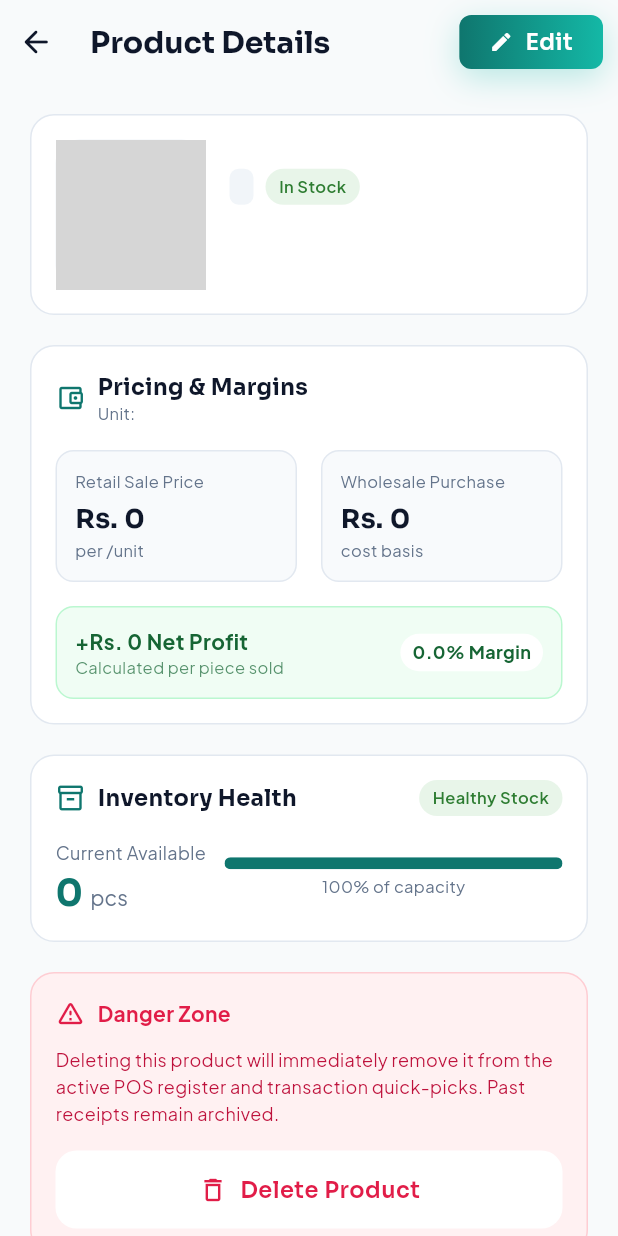
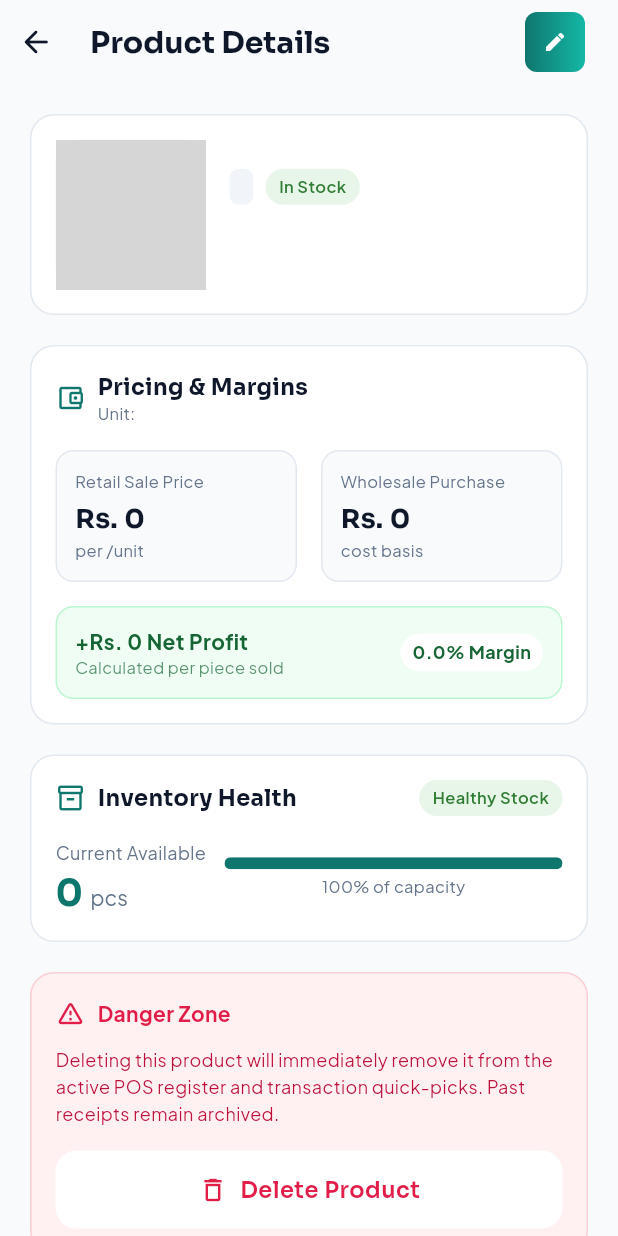
Before and after one commit to dev-Abubakar020/stockpulse, a Flutter app: the ProductDetailView screen opened directly with empty values, on a phone screen of 412 x 824 dp. Run offline on Flutter 3.47's test engine with Material 3 defaults, Android fonts, the phone set to English and light mode, and no system bars; our stand-ins replace connectivity_plus, firebase_auth, firebase_core, flutter_native_splash, get, get_storage and 5 more; accounts and stored records are empty; network calls fail; grey boxes are pictures that could not be loaded.

Commit message:
Adjust const

```diff
--- a/lib/utils/app_constants.dart
+++ b/lib/utils/app_constants.dart
@@ -90,6 +90,8 @@ class AppConstants {
   static const String loginPasswordLabel = 'Password';
   static const String loginPasswordHint = 'Enter your password';
   static const String searchHint = "Search product ...";
+  static const String searchHint2 = 'Search purchase products...';
+  static const String searchHint3 = 'Search Sale products...';
   static const String searchHint1 = 'Search Invoices, suppliers...';
   static const String unit = "/unit";
   static const String defaultCurrency = "Rs. ";
--- a/lib/views/dashboardScreens/purchasePage.dart
+++ b/lib/views/dashboardScreens/purchasePage.dart
@@ -89,7 +89,7 @@ class PurchasePage extends StatelessWidget {
                 const SizedBox(height: 15),
                 CustomSearchField(
                   controller: controller.searchController,
-                  hintText: 'Search purchase number...',
+                  hintText: AppConstants.searchHint2,
                   showScanner: false,
                   onChanged: controller.searchPurchases,
                 ),
--- a/lib/views/dashboardScreens/saleView.dart
+++ b/lib/views/dashboardScreens/saleView.dart
@@ -79,7 +79,7 @@ class SaleView extends StatelessWidget {
               const SizedBox(height: 15),
               CustomSearchField(
                 controller: controller.searchController,
-                hintText: AppConstants.searchHint,
+                hintText: AppConstants.searchHint3,
                 showScanner: false,
                 onChanged: controller.searchSales,
               ),
--- a/lib/views/productDetailView.dart
+++ b/lib/views/productDetailView.dart
@@ -32,14 +32,25 @@ class ProductDetailView extends GetView<ProductController> {
         showBackButton: true,
         actions: [
           Padding(
-            padding: const EdgeInsets.only(right: 10.0),
-            child: AppButton(
-              text: AppConstants.edit,
-              onPressed: () => Get.toNamed(Routes.addProductWizard, arguments: product),
-              fullWidth: false,
-              height: 36,
-              borderRadius: 8,
-              prefixIcon: const Icon(Icons.edit, size: 16, color: Colors.white),
+            padding: const EdgeInsets.only(right: 22),
+            child: Center(
+              child: Container(
+                decoration: BoxDecoration(
+                  gradient: const LinearGradient(
+                    colors: [Color(0xFF0F766E), Color(0xFF14B8A6)],
+                    begin: Alignment.centerLeft,
+                    end: Alignment.centerRight,
+                  ),
+                  borderRadius: BorderRadius.circular(8),
+                ),
+                child: IconButton(
+                  onPressed: () => Get.toNamed(Routes.addProductWizard, arguments: product),
+                  padding: const EdgeInsets.all(8),
+                  constraints: const BoxConstraints(),
+                  visualDensity: VisualDensity.compact,
+                  icon: const Icon(Icons.edit, size: 16, color: Colors.white),
+                ),
+              ),
             ),
           ),
         ],
```
